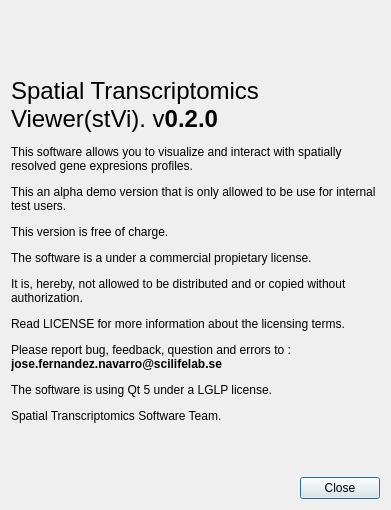
The window that assets/ui/aboutdialog.ui (jfnavarro/st_viewer) describes before a commit, drawn with Qt 5.
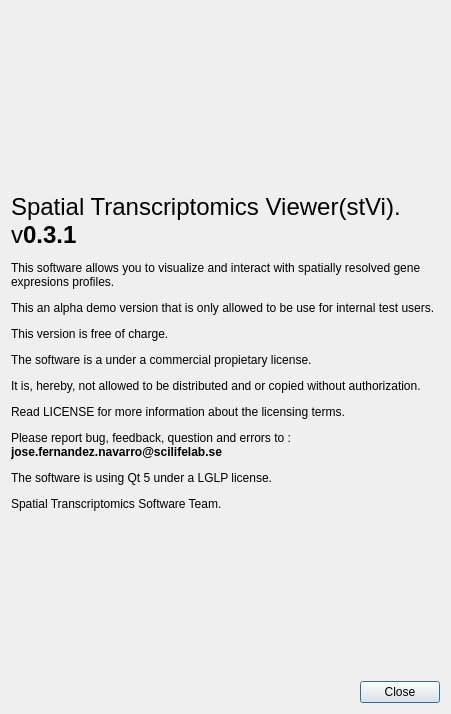
The same window after the commit. Icons and pictures are not drawn.

Commit message: Replaced progress bar for busy cursor, added parent to page widgets, fixed errors in resetting models in CellView, upgraded the DDA widget

```diff
--- a/assets/ui/aboutdialog.ui
+++ b/assets/ui/aboutdialog.ui
@@ -9,8 +9,8 @@
    <rect>
     <x>0</x>
     <y>0</y>
-    <width>391</width>
-    <height>510</height>
+    <width>451</width>
+    <height>714</height>
    </rect>
   </property>
   <property name="sizePolicy">
@@ -65,7 +65,7 @@
         <bool>true</bool>
        </property>
        <property name="text">
-        <string>&lt;html&gt;&lt;head/&gt;&lt;body&gt;&lt;p&gt;&lt;span style=&quot; font-size:18pt;&quot;&gt;Spatial Transcriptomics Viewer(stVi). v&lt;/span&gt;&lt;span style=&quot; font-size:18pt; font-weight:600;&quot;&gt;0.2.0&lt;/span&gt;&lt;/p&gt;&lt;p&gt;This software allows you to visualize and interact with spatially resolved gene expresions profiles.&lt;/p&gt;&lt;p&gt;This an alpha demo version that is only allowed to be use for internal test users.&lt;/p&gt;&lt;p&gt;This version is free of charge.&lt;/p&gt;&lt;p&gt;The software is a under a commercial propietary license. &lt;/p&gt;&lt;p&gt;It is, hereby, not allowed to be distributed and or copied without authorization. &lt;/p&gt;&lt;p&gt;Read LICENSE for more information about the licensing terms.&lt;/p&gt;&lt;p&gt;Please report bug, feedback, question and errors to : &lt;span style=&quot; font-weight:600;&quot;&gt;jose.fernandez.navarro@scilifelab.se&lt;/span&gt;&lt;/p&gt;&lt;p&gt;The software is using Qt 5 under a LGLP license.&lt;/p&gt;&lt;p&gt;Spatial Transcriptomics Software Team.&lt;/p&gt;&lt;/body&gt;&lt;/html&gt;</string>
+        <string>&lt;html&gt;&lt;head/&gt;&lt;body&gt;&lt;p&gt;&lt;span style=&quot; font-size:18pt;&quot;&gt;Spatial Transcriptomics Viewer(stVi). v&lt;/span&gt;&lt;span style=&quot; font-size:18pt; font-weight:600;&quot;&gt;0.3.1&lt;/span&gt;&lt;/p&gt;&lt;p&gt;This software allows you to visualize and interact with spatially resolved gene expresions profiles.&lt;/p&gt;&lt;p&gt;This an alpha demo version that is only allowed to be use for internal test users.&lt;/p&gt;&lt;p&gt;This version is free of charge.&lt;/p&gt;&lt;p&gt;The software is a under a commercial propietary license. &lt;/p&gt;&lt;p&gt;It is, hereby, not allowed to be distributed and or copied without authorization. &lt;/p&gt;&lt;p&gt;Read LICENSE for more information about the licensing terms.&lt;/p&gt;&lt;p&gt;Please report bug, feedback, question and errors to : &lt;span style=&quot; font-weight:600;&quot;&gt;jose.fernandez.navarro@scilifelab.se&lt;/span&gt;&lt;/p&gt;&lt;p&gt;The software is using Qt 5 under a LGLP license.&lt;/p&gt;&lt;p&gt;Spatial Transcriptomics Software Team.&lt;/p&gt;&lt;/body&gt;&lt;/html&gt;</string>
        </property>
        <property name="textFormat">
         <enum>Qt::AutoText</enum>
```
Left out of the diff: 4 changed lines with no effect on the pictures. The commit also changes 5 other files.
